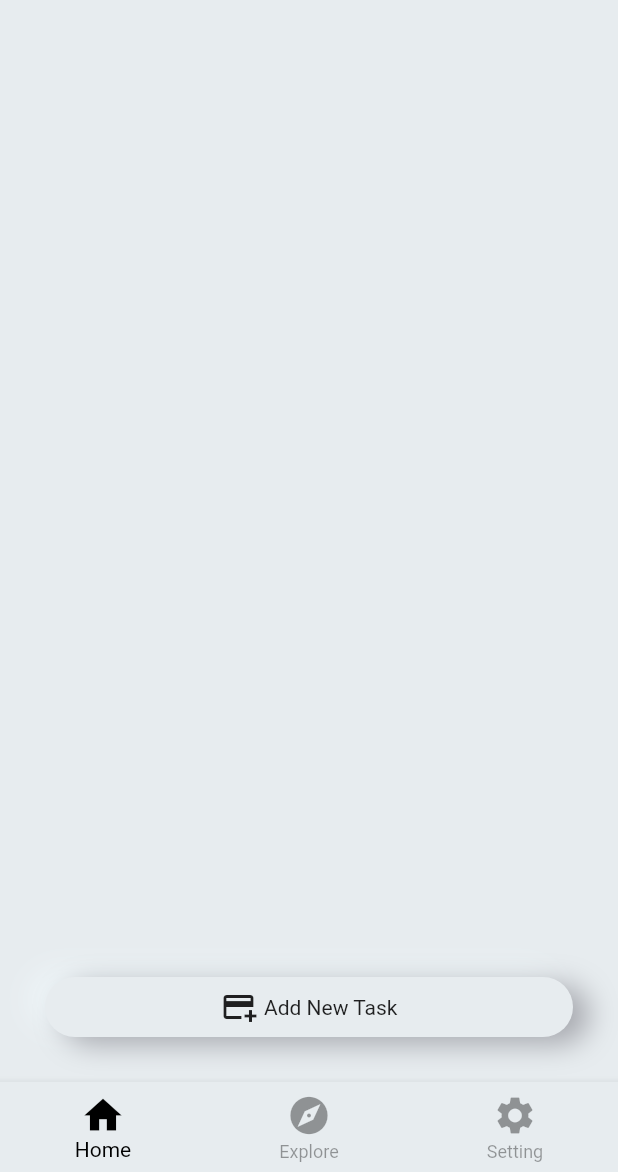
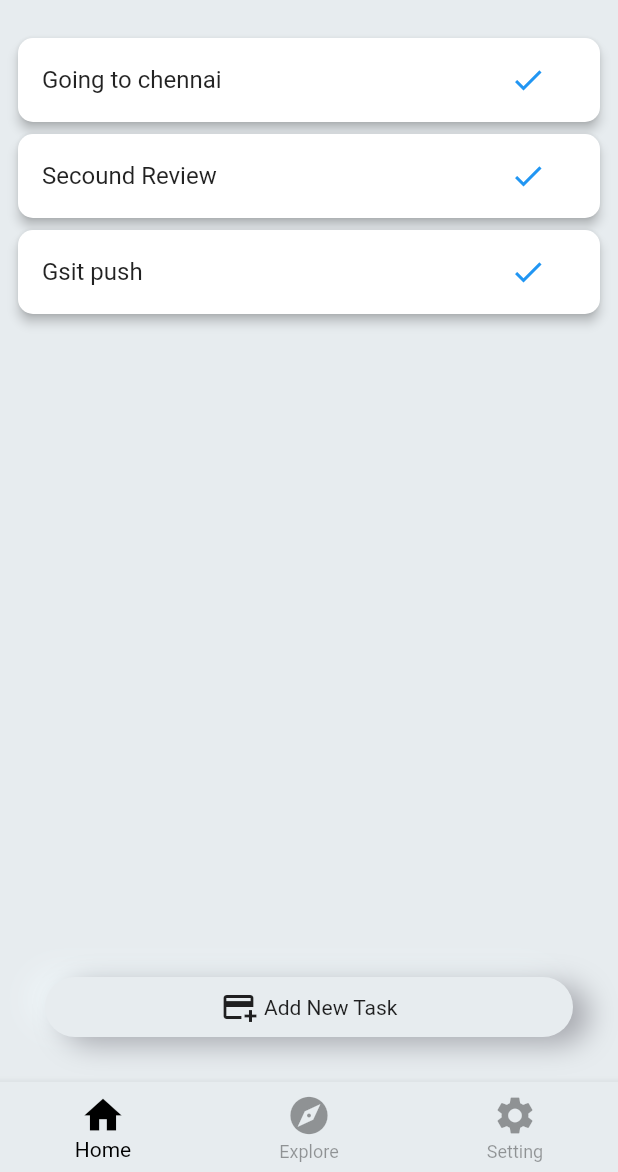
Before and after one commit to hajul-dhanish/waved, a Flutter app: the screen it shows once a user with an empty profile is signed in, on a phone screen of 412 x 824 dp, the part 64-1236 px from its top. Run offline on Flutter 3.47's test engine with Material 2 defaults, Android fonts, the phone set to English and light mode, and no system bars; our stand-ins replace cloud_firestore, firebase_auth, firebase_core, flutter_datetime_picker, flutter_inset_box_shadow; accounts and stored records are empty.

Commit message:
- bug fixes

```diff
--- a/lib/feed.dart
+++ b/lib/feed.dart
@@ -1,4 +1,5 @@
 import 'package:flutter/material.dart';
+import 'package:waved/theme.dart';
 import 'neumorphism.dart';
 import 'neumorphismbtn.dart';
 
@@ -20,8 +21,57 @@ class _FeedVisionState extends State<FeedVision> {
       ),
       body: SingleChildScrollView(
         scrollDirection: Axis.vertical,
-        child: Column(
-          children: [],
+        child: Padding(
+          padding: const EdgeInsets.all(8.0),
+          child: Column(
+            children: [
+              Card(
+                child: ListTile(
+                  tileColor: Colors.transparent,
+                  title: const Text("Going to chennai"),
+                  trailing: TextButton(
+                    onPressed: () {},
+                    child: const Icon(Icons.done),
+                  ),
+                ),
+                elevation: 3,
+                shape: OutlineInputBorder(
+                  borderRadius: BorderRadius.circular(10),
+                  borderSide: const BorderSide(color: Colors.transparent),
+                ),
+              ),
+              Card(
+                child: ListTile(
+                  tileColor: Colors.transparent,
+                  title: const Text("Secound Review"),
+                  trailing: TextButton(
+                    onPressed: () {},
+                    child: const Icon(Icons.done),
+                  ),
+                ),
+                elevation: 3,
+                shape: OutlineInputBorder(
+                  borderRadius: BorderRadius.circular(10),
+                  borderSide: const BorderSide(color: Colors.transparent),
+                ),
+              ),
+              Card(
+                child: ListTile(
+                  tileColor: Colors.transparent,
+                  title: const Text("Gsit push"),
+                  trailing: TextButton(
+                    onPressed: () {},
+                    child: const Icon(Icons.done),
+                  ),
+                ),
+                elevation: 3,
+                shape: OutlineInputBorder(
+                  borderRadius: BorderRadius.circular(10),
+                  borderSide: const BorderSide(color: Colors.transparent),
+                ),
+              ),
+            ],
+          ),
         ),
       ),
     );
--- a/lib/neumorphism.dart
+++ b/lib/neumorphism.dart
@@ -41,6 +41,9 @@ class _CustomNeumorphismState extends State<CustomNeumorphism> {
             ),
           ],
         ),
+        child: const Center(
+          child: Icon(Icons.star),
+        ),
       ),
     );
   }
--- a/lib/neumorphismbtn.dart
+++ b/lib/neumorphismbtn.dart
@@ -1,5 +1,6 @@
 import 'package:flutter/material.dart' hide BoxDecoration, BoxShadow;
 import 'package:flutter_inset_box_shadow/flutter_inset_box_shadow.dart';
+import 'addTask.dart';
 import 'theme.dart';
 
 class neumorphismButton extends StatefulWidget {
@@ -17,7 +18,16 @@ class _neumorphismButtonState extends State<neumorphismButton> {
 
   @override
   Widget build(BuildContext context) {
-    return Listener(
+    return InkWell(
+      onTap: (() {
+        setState(() {
+          showDialog(
+            context: context,
+            builder: (BuildContext context) => AddTask(context),
+          );
+        });
+      }),
+      child: Listener(
         onPointerUp: (_) => setState(() => _isPressed = false),
         onPointerDown: (_) => setState(() => _isPressed = true),
         child: AnimatedContainer(
@@ -49,6 +59,7 @@ class _neumorphismButtonState extends State<neumorphismButton> {
             ],
           ),
         ),
+      ),
     );
   }
 }
--- a/pubspec.yaml
+++ b/pubspec.yaml
@@ -37,6 +37,8 @@ dependencies:
   # Use with the CupertinoIcons class for iOS style icons.
   cupertino_icons: ^1.0.2
   flutter_inset_box_shadow: ^1.0.7
+  date_format: ^2.0.5
+  flutter_datetime_picker: ^1.5.1
 
 dev_dependencies:
   flutter_test:
```
Also changed, not shown: lib/addTask.dart (added, +56 -0 lines), pubspec.lock. Lines whose indentation alone changed are shown as unchanged.
